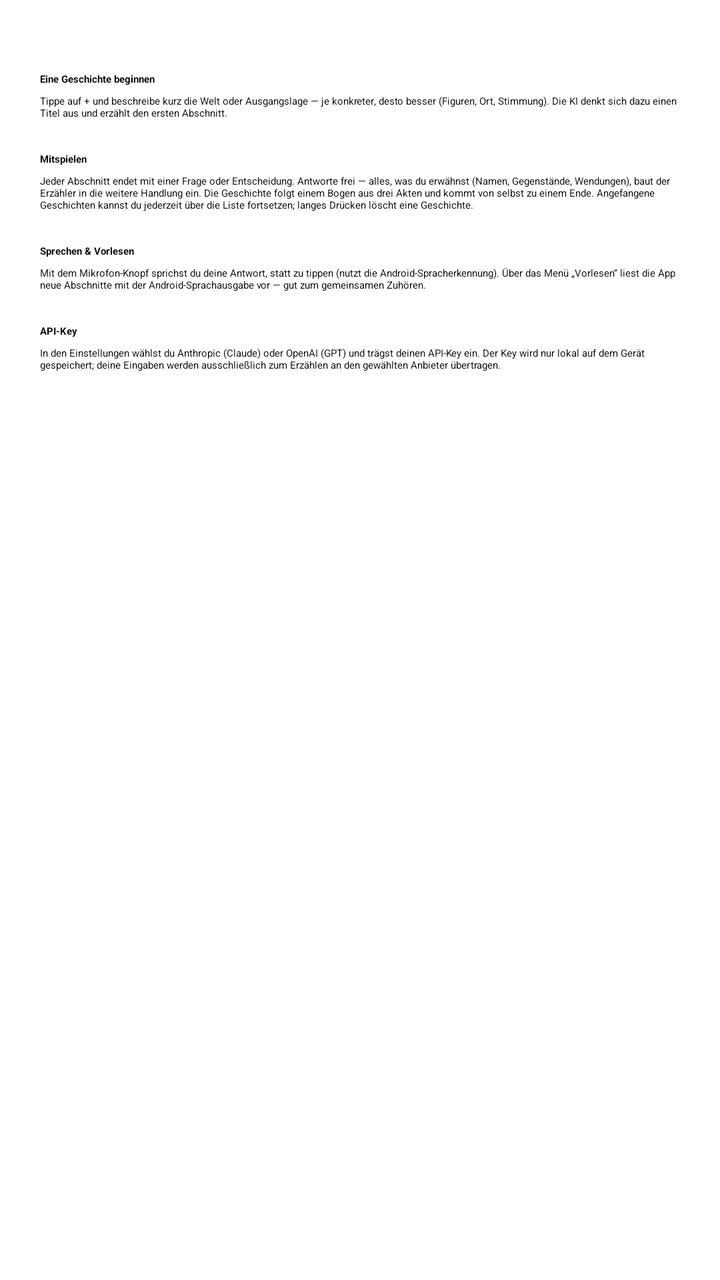
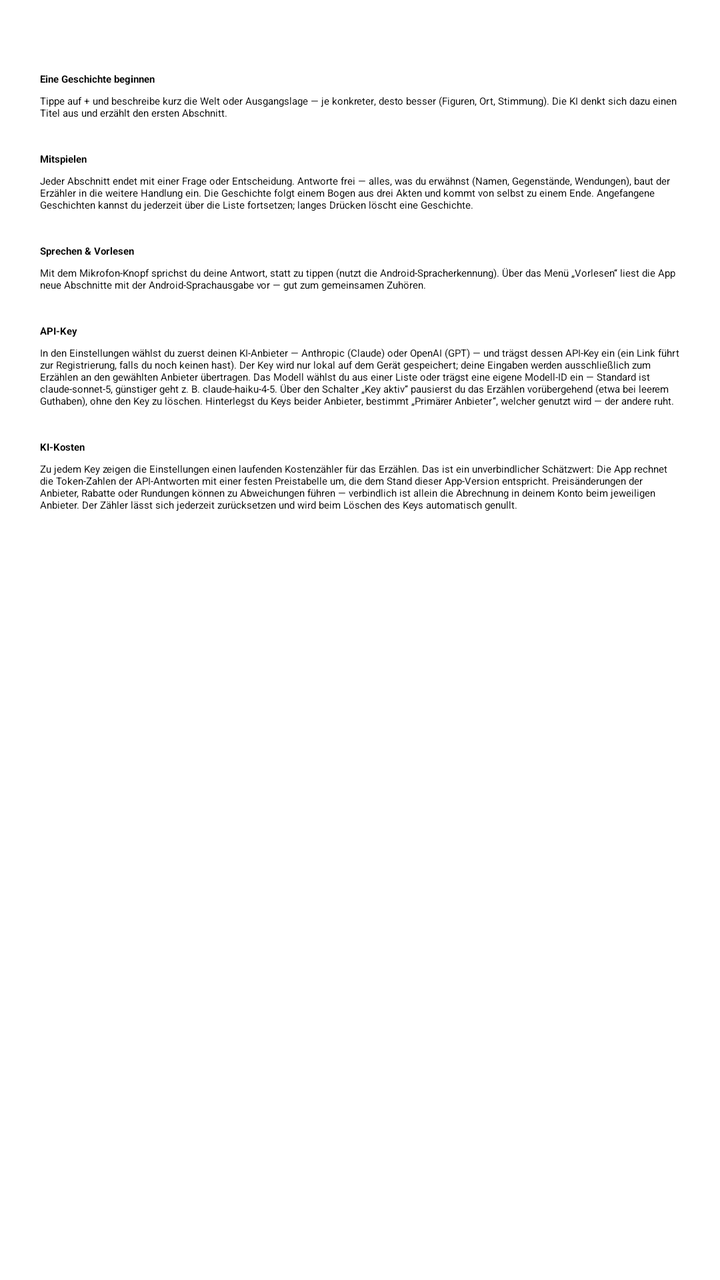

Compare the two renders of this Android layout. The source of the first and the diff that turns it into the second are given below.
<!-- AndroidManifest.xml: application theme Theme.StoryTeller -->
<!-- res/layout/activity_help.xml -->
<?xml version="1.0" encoding="utf-8"?>
<LinearLayout xmlns:android="http://schemas.android.com/apk/res/android"
    xmlns:app="http://schemas.android.com/apk/res-auto"
    android:layout_width="match_parent"
    android:layout_height="match_parent"
    android:orientation="vertical">

    <com.google.android.material.appbar.MaterialToolbar
        android:id="@+id/toolbar"
        style="@style/Widget.AppSonar.Toolbar"
        android:layout_width="match_parent"
        android:layout_height="?attr/actionBarSize"
        app:title="@string/title_help" />

    <ScrollView
        android:layout_width="match_parent"
        android:layout_height="match_parent">

        <LinearLayout
            android:layout_width="match_parent"
            android:layout_height="wrap_content"
            android:orientation="vertical"
            android:padding="20dp">

            <TextView
                style="@style/HelpHeading"
                android:text="@string/help_start_title" />

            <TextView
                style="@style/HelpBody"
                android:text="@string/help_start_body" />

            <TextView
                style="@style/HelpHeading"
                android:text="@string/help_play_title" />

            <TextView
                style="@style/HelpBody"
                android:text="@string/help_play_body" />

            <TextView
                style="@style/HelpHeading"
                android:text="@string/help_voice_title" />

            <TextView
                style="@style/HelpBody"
                android:text="@string/help_voice_body" />

            <TextView
                style="@style/HelpHeading"
                android:text="@string/help_key_title" />

            <TextView
                style="@style/HelpBody"
                android:text="@string/help_key_body" />

        </LinearLayout>

    </ScrollView>

</LinearLayout>
<!-- resources referenced by this layout -->
<resources>
  <string name="help_key_body">In den Einstellungen wählst du Anthropic (Claude) oder OpenAI (GPT) und trägst deinen API-Key ein. Der Key wird nur lokal auf dem Gerät gespeichert; deine Eingaben werden ausschließlich zum Erzählen an den gewählten Anbieter übertragen.</string>
  <string name="help_key_title">API-Key</string>
  <string name="help_play_body">Jeder Abschnitt endet mit einer Frage oder Entscheidung. Antworte frei — alles, was du erwähnst (Namen, Gegenstände, Wendungen), baut der Erzähler in die weitere Handlung ein. Die Geschichte folgt einem Bogen aus drei Akten und kommt von selbst zu einem Ende. Angefangene Geschichten kannst du jederzeit über die Liste fortsetzen; langes Drücken löscht eine Geschichte.</string>
  <string name="help_play_title">Mitspielen</string>
  <string name="help_start_body">Tippe auf + und beschreibe kurz die Welt oder Ausgangslage — je konkreter, desto besser (Figuren, Ort, Stimmung). Die KI denkt sich dazu einen Titel aus und erzählt den ersten Abschnitt.</string>
  <string name="help_start_title">Eine Geschichte beginnen</string>
  <string name="help_voice_body">Mit dem Mikrofon-Knopf sprichst du deine Antwort, statt zu tippen (nutzt die Android-Spracherkennung). Über das Menü „Vorlesen“ liest die App neue Abschnitte mit der Android-Sprachausgabe vor — gut zum gemeinsamen Zuhören.</string>
  <string name="help_voice_title">Sprechen &amp; Vorlesen</string>
  <string name="title_help">Hilfe</string>
  <style name="HelpBody">
          <item name="android:layout_width">match_parent</item>
          <item name="android:layout_height">wrap_content</item>
          <item name="android:textAppearance">?attr/textAppearanceBody2</item>
      </style>
  <style name="HelpHeading">
          <item name="android:layout_width">wrap_content</item>
          <item name="android:layout_height">wrap_content</item>
          <item name="android:layout_marginTop">16dp</item>
          <item name="android:layout_marginBottom">4dp</item>
          <item name="android:textAppearance">?attr/textAppearanceSubtitle1</item>
          <item name="android:textStyle">bold</item>
      </style>
  <style name="Theme.StoryTeller" parent="Theme.AppSonar" />
</resources>

<!-- the commit's change to res/layout/activity_help.xml (unified diff, before → after) -->
@@ -54,6 +54,14 @@
                 style="@style/HelpBody"
                 android:text="@string/help_key_body" />
 
+            <TextView
+                style="@style/HelpHeading"
+                android:text="@string/help_costs_title" />
+
+            <TextView
+                style="@style/HelpBody"
+                android:text="@string/help_costs_body" />
+
         </LinearLayout>
 
     </ScrollView>
<!-- resource entries referenced after the edit -->
@@ -1,6 +1,8 @@
 <!-- resources referenced by this layout -->
 <resources>
-  <string name="help_key_body">In den Einstellungen wählst du Anthropic (Claude) oder OpenAI (GPT) und trägst deinen API-Key ein. Der Key wird nur lokal auf dem Gerät gespeichert; deine Eingaben werden ausschließlich zum Erzählen an den gewählten Anbieter übertragen.</string>
+  <string name="help_costs_body">Zu jedem Key zeigen die Einstellungen einen laufenden Kostenzähler für das Erzählen. Das ist ein unverbindlicher Schätzwert: Die App rechnet die Token-Zahlen der API-Antworten mit einer festen Preistabelle um, die dem Stand dieser App-Version entspricht. Preisänderungen der Anbieter, Rabatte oder Rundungen können zu Abweichungen führen — verbindlich ist allein die Abrechnung in deinem Konto beim jeweiligen Anbieter. Der Zähler lässt sich jederzeit zurücksetzen und wird beim Löschen des Keys automatisch genullt.</string>
+  <string name="help_costs_title">KI-Kosten</string>
+  <string name="help_key_body">In den Einstellungen wählst du zuerst deinen KI-Anbieter — Anthropic (Claude) oder OpenAI (GPT) — und trägst dessen API-Key ein (ein Link führt zur Registrierung, falls du noch keinen hast). Der Key wird nur lokal auf dem Gerät gespeichert; deine Eingaben werden ausschließlich zum Erzählen an den gewählten Anbieter übertragen. Das Modell wählst du aus einer Liste oder trägst eine eigene Modell-ID ein — Standard ist claude-sonnet-5, günstiger geht z. B. claude-haiku-4-5. Über den Schalter „Key aktiv“ pausierst du das Erzählen vorübergehend (etwa bei leerem Guthaben), ohne den Key zu löschen. Hinterlegst du Keys beider Anbieter, bestimmt „Primärer Anbieter“, welcher genutzt wird — der andere ruht.</string>
   <string name="help_key_title">API-Key</string>
   <string name="help_play_body">Jeder Abschnitt endet mit einer Frage oder Entscheidung. Antworte frei — alles, was du erwähnst (Namen, Gegenstände, Wendungen), baut der Erzähler in die weitere Handlung ein. Die Geschichte folgt einem Bogen aus drei Akten und kommt von selbst zu einem Ende. Angefangene Geschichten kannst du jederzeit über die Liste fortsetzen; langes Drücken löscht eine Geschichte.</string>
   <string name="help_play_title">Mitspielen</string>
